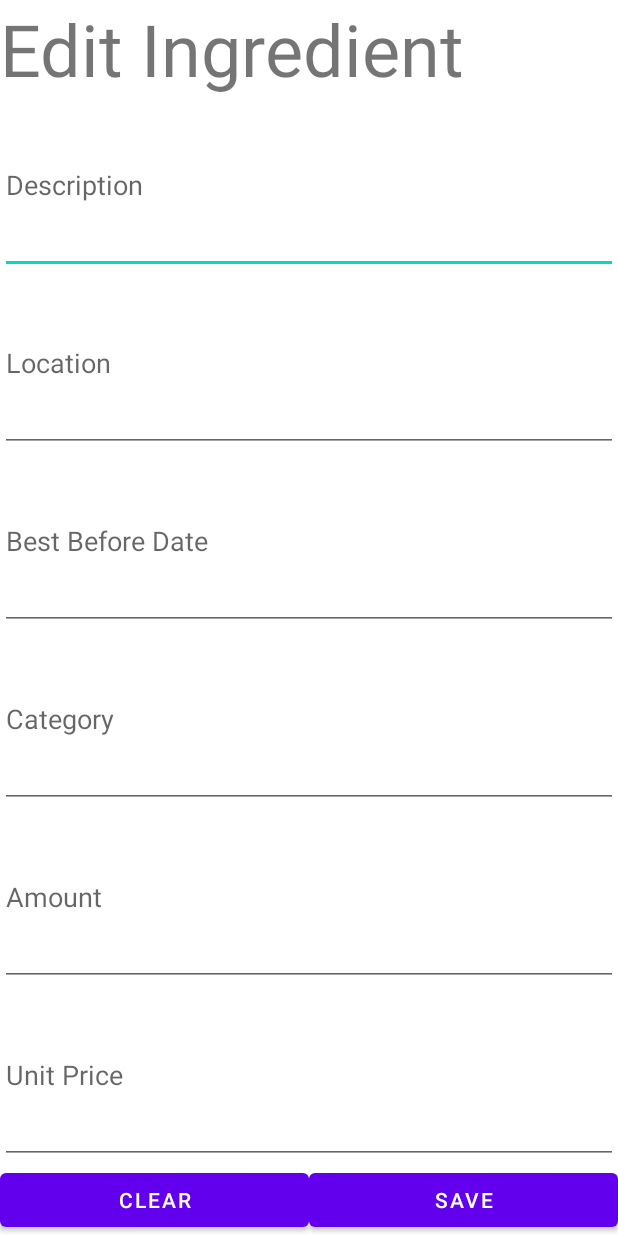
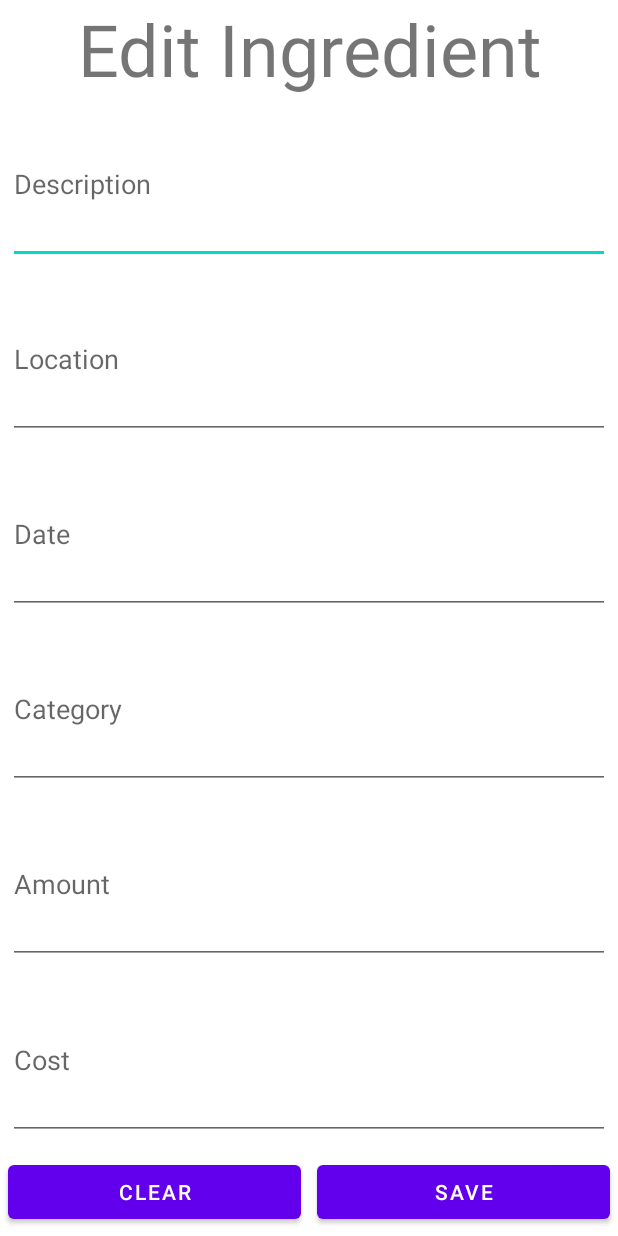
Before and after one commit to CMPUT301F22T16/HappyMeals, an Android app: the layout activity_recipe_edit_ingredient.xml on its own in the app's theme, with its tools: preview values and no code run, on a phone screen of 412 x 824 dp. Run offline under Robolectric (Android 15) with nearby library versions, the phone set to English and light mode, and no system bars.

Commit message:
The RecipeEditIngredient activity now displays the ingredient information from the recipe.

```diff
--- a/app/src/main/AndroidManifest.xml
+++ b/app/src/main/AndroidManifest.xml
@@ -14,7 +14,7 @@
         android:theme="@style/Theme.HappyMeals"
         tools:targetApi="31">
         <activity
-            android:name=".RecipeEditIngredient"
+            android:name=".recipe.RecipeEditIngredient"
             android:exported="false">
             <meta-data
                 android:name="android.app.lib_name"
--- a/app/src/main/res/layout/activity_recipe_edit_ingredient.xml
+++ b/app/src/main/res/layout/activity_recipe_edit_ingredient.xml
@@ -8,10 +8,10 @@
     tools:context=".recipe.RecipeEditIngredient">
 
     <TextView
-        android:id="@+id/textView2"
         android:layout_width="match_parent"
         android:layout_height="wrap_content"
         android:textSize="48sp"
+        android:gravity="center"
         android:text="Edit Ingredient" />
 
     <EditText
@@ -19,6 +19,7 @@
         android:layout_width="match_parent"
         android:layout_height="wrap_content"
         android:layout_weight="1"
+        android:layout_margin="5dp"
         android:ems="20"
         android:inputType="textPersonName"
         android:hint="Description" />
@@ -28,24 +29,27 @@
         android:layout_width="match_parent"
         android:layout_height="wrap_content"
         android:layout_weight="1"
+        android:layout_margin="5dp"
         android:ems="10"
         android:inputType="textPersonName"
         android:hint="Location" />
 
     <EditText
-        android:id="@+id/recipe_edit_ingredient_best_before_date"
+        android:id="@+id/recipe_edit_ingredient_date"
         android:layout_width="match_parent"
         android:layout_height="wrap_content"
         android:layout_weight="1"
+        android:layout_margin="5dp"
         android:ems="10"
         android:inputType="date"
-        android:hint="Best Before Date" />
+        android:hint="Date" />
 
     <EditText
         android:id="@+id/recipe_edit_ingredient_category"
         android:layout_width="match_parent"
         android:layout_height="wrap_content"
         android:layout_weight="1"
+        android:layout_margin="5dp"
         android:ems="10"
         android:inputType="textPersonName"
         android:hint="Category" />
@@ -55,18 +59,20 @@
         android:layout_width="match_parent"
         android:layout_height="wrap_content"
         android:layout_weight="1"
+        android:layout_margin="5dp"
         android:ems="10"
         android:inputType="number"
         android:hint="Amount" />
 
     <EditText
-        android:id="@+id/recipe_edit_ingredient_unit_price"
+        android:id="@+id/recipe_edit_ingredient_cost"
         android:layout_width="match_parent"
         android:layout_height="wrap_content"
         android:layout_weight="1"
+        android:layout_margin="5dp"
         android:ems="10"
         android:inputType="numberDecimal"
-        android:hint="Unit Price" />
+        android:hint="Cost" />
 
     <LinearLayout
         android:layout_width="match_parent"
@@ -78,6 +84,7 @@
             android:layout_width="wrap_content"
             android:layout_height="wrap_content"
             android:layout_weight="1"
+            android:layout_margin="5dp"
             android:text="Clear" />
 
         <Button
@@ -85,6 +92,7 @@
             android:layout_width="wrap_content"
             android:layout_height="wrap_content"
             android:layout_weight="1"
+            android:layout_margin="5dp"
             android:text="Save" />
     </LinearLayout>
 </LinearLayout>
--- a/app/src/main/res/values/strings.xml
+++ b/app/src/main/res/values/strings.xml
@@ -6,4 +6,5 @@
         <item>Location</item>
         <item>Ingredient Category</item>
     </string-array>
+    <string name="integer_to_string">%1$d</string>
 </resources>
```
Also changed, not shown: app/src/main/java/com/example/happymeals/recipe/Ingredient.java (deleted, +0 -36 lines), app/src/main/java/com/example/happymeals/recipe/NewRecipe.java (+40 -6 lines), app/src/main/java/com/example/happymeals/recipe/RecipeAddIngredient.java (+6 -5 lines), app/src/main/java/com/example/happymeals/recipe/RecipeEditIngredient.java (+60 -0 lines), app/src/main/java/com/example/happymeals/recipe/RecipeIngredientAdapter.java (+10 -1 lines), app/src/main/res/layout/add_recipe_custom_layout.xml (+6 -1 lines).
